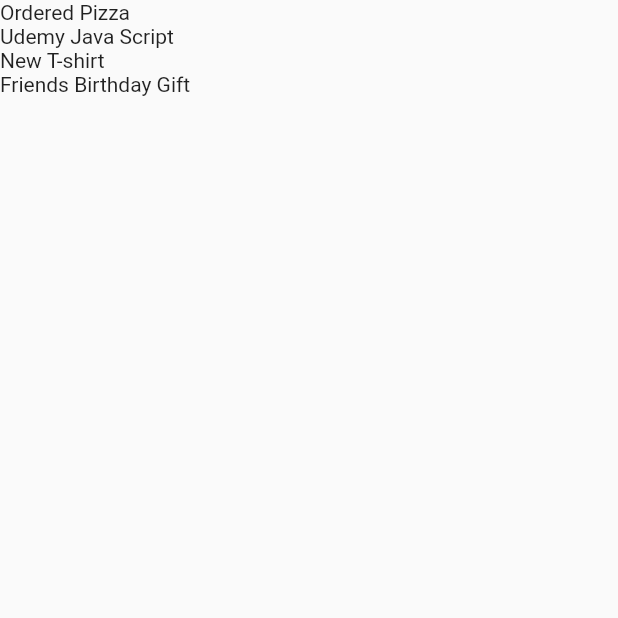
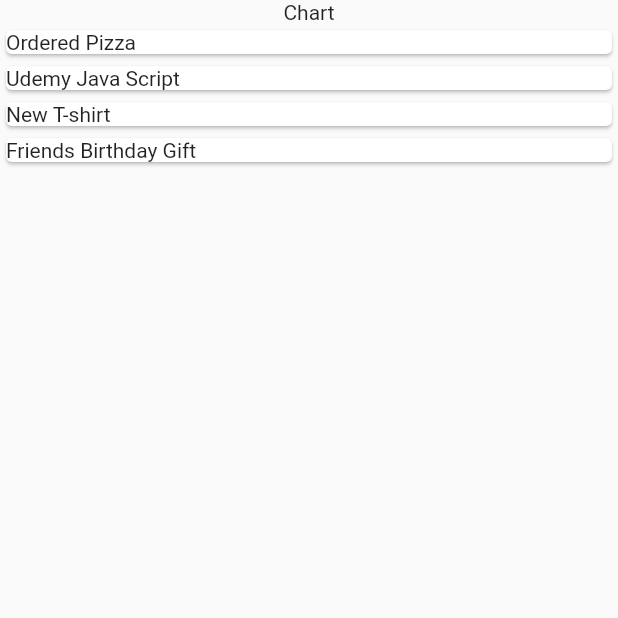
Before and after one commit to AslamJiffry/pet, a Flutter app: the screen it shows after launch, on a phone screen of 412 x 824 dp, the top half of it. Run offline on Flutter 3.47's test engine with Material 2 defaults, Android fonts, the phone set to English and light mode, and no system bars.

Commit message:
Expence item added

```diff
--- a/lib/main.dart
+++ b/lib/main.dart
@@ -1,6 +1,6 @@
 import 'package:flutter/material.dart';
 
-import 'package:pet/src/expenses.dart';
+import 'package:pet/src/widgets/expenses.dart';
 
 void main() {
   runApp(
--- /dev/null
+++ b/lib/src/widgets/expences_list/expence_item.dart
@@ -0,0 +1,14 @@
+import 'package:flutter/material.dart';
+import 'package:pet/src/models/expence.dart';
+
+class ExpenceItem extends StatelessWidget {
+  const ExpenceItem(this.expence, {super.key});
+
+  final Expence expence;
+  @override
+  Widget build(BuildContext context) {
+    return Card(
+      child: Text(expence.title),
+    );
+  }
+}
--- a/lib/src/expences_list.dart
+++ b/lib/src/widgets/expences_list/expences_list.dart
@@ -1,5 +1,6 @@
 import 'package:flutter/material.dart';
 import 'package:pet/src/models/expence.dart';
+import 'package:pet/src/widgets/expences_list/expence_item.dart';
 
 class ExpencesList extends StatelessWidget {
   const ExpencesList({super.key, required this.expences});
@@ -10,7 +11,7 @@ class ExpencesList extends StatelessWidget {
   Widget build(BuildContext context) {
     return ListView.builder(
       itemCount: expences.length,
-      itemBuilder: (context, index) => Text(expences[index].title),
+      itemBuilder: (context, index) => ExpenceItem(expences[index]),
     );
   }
 }
--- a/lib/src/expenses.dart
+++ b/lib/src/widgets/expenses.dart
@@ -1,6 +1,6 @@
 import 'package:flutter/material.dart';
 import 'package:pet/src/enums/category_enum.dart';
-import 'package:pet/src/expences_list.dart';
+import 'package:pet/src/widgets/expences_list/expences_list.dart';
 import 'package:pet/src/models/expence.dart';
 
 class Expences extends StatefulWidget {
@@ -41,6 +41,7 @@ class _ExpencesState extends State<Expences> {
     return Scaffold(
       body: Column(
         children: [
+          const Text("Chart"),
           Expanded(
             child: ExpencesList(expences: _existingExpences),
           ),
```
